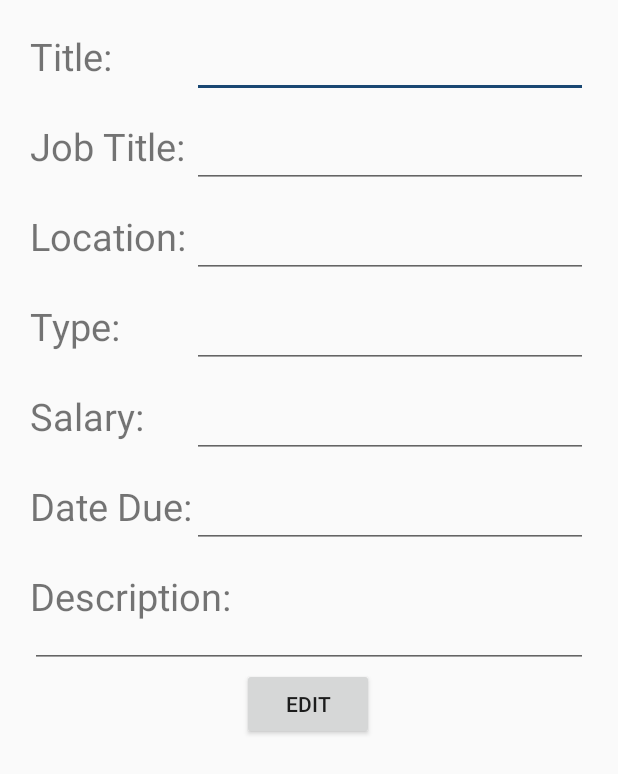
After one commit to JoshuaGale/CP3405Team3A2, an Android app: the layout fragment_company_job_details.xml on its own in the app's theme, with its tools: preview values and no code run, on a phone screen of 412 x 824 dp. The commit adds this screen. Shown: the top 774 px of the screen. Run offline under Robolectric (Android 15) with nearby library versions, the phone set to English and light mode, and no system bars.

Commit message:
Convert joblist activities to fragments

```diff
--- /dev/null
+++ b/app/src/main/res/layout/fragment_company_job_details.xml
@@ -0,0 +1,178 @@
+<?xml version="1.0" encoding="utf-8"?>
+<FrameLayout xmlns:android="http://schemas.android.com/apk/res/android"
+    xmlns:tools="http://schemas.android.com/tools"
+    android:layout_width="match_parent"
+    android:layout_height="match_parent"
+    xmlns:app="http://schemas.android.com/apk/res-auto"
+    tools:context=".CompanyJobDetailsFragment">
+    <LinearLayout
+        android:id="@+id/profileMainItems"
+        android:layout_width="match_parent"
+        android:layout_height="618sp"
+        android:orientation="vertical">
+
+    <ScrollView
+        android:id="@+id/jobListScrollView"
+        android:layout_width="match_parent"
+        android:layout_height="wrap_content"
+        app:layout_constraintBottom_toTopOf="@+id/newJobListButton"
+        app:layout_constraintEnd_toEndOf="parent"
+        app:layout_constraintStart_toStartOf="parent"
+        app:layout_constraintTop_toBottomOf="@+id/headerLayout">
+
+        <LinearLayout
+            android:layout_width="match_parent"
+            android:layout_height="match_parent"
+            android:layout_marginLeft="20sp"
+            android:layout_marginRight="20sp"
+            android:orientation="vertical"
+            app:layout_constraintBottom_toTopOf="@+id/jobListScrollView"
+            app:layout_constraintTop_toBottomOf="@+id/headerLayout">
+
+            <androidx.constraintlayout.widget.ConstraintLayout
+                android:layout_width="match_parent"
+                android:layout_height="match_parent">
+
+                <TextView
+                    android:id="@+id/titleHeader"
+                    android:layout_width="wrap_content"
+                    android:layout_height="wrap_content"
+                    android:layout_marginTop="20dp"
+                    android:text="Title:"
+                    android:textSize="25sp"
+                    app:layout_constraintStart_toStartOf="parent"
+                    app:layout_constraintTop_toTopOf="parent" />
+
+                <EditText
+                    android:layout_width="0dp"
+                    android:layout_height="wrap_content"
+                    android:layout_marginTop="20dp"
+                    app:layout_constraintEnd_toEndOf="parent"
+                    app:layout_constraintStart_toEndOf="@+id/dateDueHeader"
+                    app:layout_constraintTop_toTopOf="parent" />
+
+                <TextView
+                    android:id="@+id/jobTitleHeader"
+                    android:layout_width="wrap_content"
+                    android:layout_height="wrap_content"
+                    android:layout_marginTop="80dp"
+                    android:text="Job Title:"
+                    android:textSize="25sp"
+                    app:layout_constraintStart_toStartOf="parent"
+                    app:layout_constraintTop_toTopOf="parent" />
+
+                <EditText
+                    android:layout_width="0dp"
+                    android:layout_height="wrap_content"
+                    android:layout_marginTop="80dp"
+                    app:layout_constraintEnd_toEndOf="parent"
+                    app:layout_constraintStart_toEndOf="@+id/dateDueHeader"
+                    app:layout_constraintTop_toTopOf="parent" />
+
+                <TextView
+                    android:id="@+id/locationHeader"
+                    android:layout_width="wrap_content"
+                    android:layout_height="wrap_content"
+                    android:layout_marginTop="140dp"
+                    android:text="Location:"
+                    android:textSize="25sp"
+                    app:layout_constraintStart_toStartOf="parent"
+                    app:layout_constraintTop_toTopOf="parent" />
+
+                <EditText
+                    android:layout_width="0dp"
+                    android:layout_height="wrap_content"
+                    android:layout_marginTop="140dp"
+                    app:layout_constraintEnd_toEndOf="parent"
+                    app:layout_constraintStart_toEndOf="@+id/dateDueHeader"
+                    app:layout_constraintTop_toTopOf="parent" />
+
+                <TextView
+                    android:id="@+id/typeHeader"
+                    android:layout_width="wrap_content"
+                    android:layout_height="wrap_content"
+                    android:layout_marginTop="200dp"
+                    android:text="Type:"
+                    android:textSize="25sp"
+                    app:layout_constraintStart_toStartOf="parent"
+                    app:layout_constraintTop_toTopOf="parent" />
+
+                <EditText
+                    android:layout_width="0dp"
+                    android:layout_height="wrap_content"
+                    android:layout_marginTop="200dp"
+                    app:layout_constraintEnd_toEndOf="parent"
+                    app:layout_constraintStart_toEndOf="@+id/dateDueHeader"
+                    app:layout_constraintTop_toTopOf="parent" />
+
+                <TextView
+                    android:id="@+id/salaryHeader"
+                    android:layout_width="wrap_content"
+                    android:layout_height="wrap_content"
+                    android:layout_marginTop="260dp"
+                    android:text="Salary:"
+                    android:textSize="25sp"
+                    app:layout_constraintStart_toStartOf="parent"
+                    app:layout_constraintTop_toTopOf="parent" />
+
+                <EditText
+                    android:layout_width="0dp"
+                    android:layout_height="wrap_content"
+                    android:layout_marginTop="260dp"
+                    app:layout_constraintEnd_toEndOf="parent"
+                    app:layout_constraintStart_toEndOf="@+id/dateDueHeader"
+                    app:layout_constraintTop_toTopOf="parent" />
+
+                <TextView
+                    android:id="@+id/dateDueHeader"
+                    android:layout_width="wrap_content"
+                    android:layout_height="wrap_content"
+                    android:layout_marginTop="320dp"
+                    android:text="Date Due:"
+                    android:textSize="25sp"
+                    app:layout_constraintStart_toStartOf="parent"
+                    app:layout_constraintTop_toTopOf="parent" />
+
+                <EditText
+                    android:layout_width="0dp"
+                    android:layout_height="wrap_content"
+                    android:layout_marginTop="320dp"
+                    app:layout_constraintEnd_toEndOf="parent"
+                    app:layout_constraintStart_toEndOf="@+id/dateDueHeader"
+                    app:layout_constraintTop_toTopOf="parent" />
+
+                <TextView
+                    android:id="@+id/descriptionHeader"
+                    android:layout_width="wrap_content"
+                    android:layout_height="wrap_content"
+                    android:layout_marginTop="380dp"
+                    android:text="Description:"
+                    android:textSize="25sp"
+                    app:layout_constraintStart_toStartOf="parent"
+                    app:layout_constraintTop_toTopOf="parent" />
+
+                <EditText
+                    android:layout_width="0dp"
+                    android:layout_height="wrap_content"
+                    android:layout_marginTop="400dp"
+                    android:singleLine="false"
+                    app:layout_constraintEnd_toEndOf="parent"
+                    app:layout_constraintStart_toStartOf="parent"
+                    app:layout_constraintTop_toTopOf="parent" />
+            </androidx.constraintlayout.widget.ConstraintLayout>
+        </LinearLayout>
+    </ScrollView>
+
+    <Button
+        android:id="@+id/newJobListButton"
+        android:layout_width="wrap_content"
+        android:layout_height="wrap_content"
+        android:layout_marginStart="161dp"
+        android:layout_marginBottom="8dp"
+        android:text="Edit"
+        app:layout_constraintBottom_toTopOf="@+id/nav_view"
+        app:layout_constraintStart_toStartOf="parent" />
+
+    </LinearLayout>
+
+</FrameLayout>
--- a/app/src/main/res/values/strings.xml
+++ b/app/src/main/res/values/strings.xml
@@ -40,5 +40,4 @@
     <string name="hello_blank_fragment">Hello blank fragment</string>
 
 
-
 </resources>
```
Also changed, not shown: app/src/main/java/com/example/cp3405_team_3_a2/CompanyJobDetailsFragment.java (added, +66 -0 lines), app/src/main/java/com/example/cp3405_team_3_a2/CompanyJobListingFragment.java (added, +66 -0 lines), app/src/main/java/com/example/cp3405_team_3_a2/MainActivity.java (+17 -1 lines), app/src/main/java/com/example/cp3405_team_3_a2/StaffStudentListFragment.java (added, +66 -0 lines), app/src/main/java/com/example/cp3405_team_3_a2/StudentJobListingFragment.java (added, +66 -0 lines), app/src/main/res/layout/fragment_company_job_listing.xml (added, +67 -0 lines), app/src/main/res/layout/fragment_staff_student_list.xml (added, +47 -0 lines), app/src/main/res/layout/fragment_student_job_listing.xml (added, +57 -0 lines).
